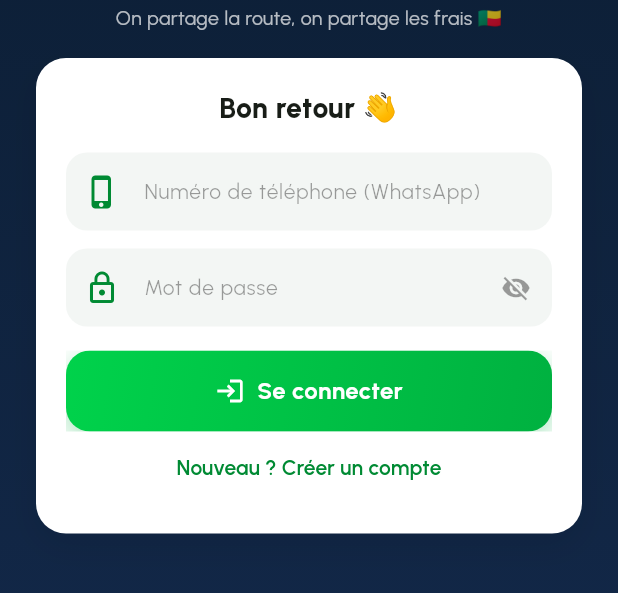
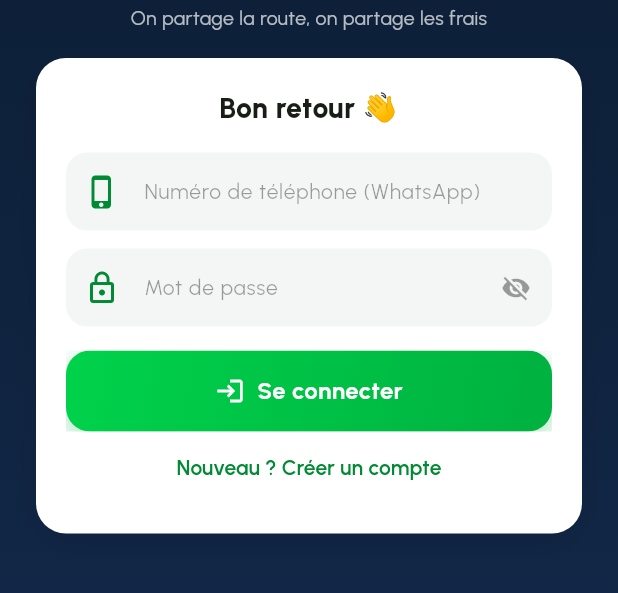
Before and after one commit to johnibgg/covoit229, a Flutter app: the screen it shows after launch, on a phone screen of 412 x 824 dp, the part 440-1033 px from its top. Run offline on Flutter 3.47's test engine with Material 3 defaults, Android fonts, the phone set to English and light mode, and no system bars; our stand-ins replace google_fonts, supabase_flutter; accounts and stored records are empty.

Commit message:
Add files via upload

```diff
--- a/lib/screens_auth.dart
+++ b/lib/screens_auth.dart
@@ -82,7 +82,7 @@ class _AuthScreenState extends State<AuthScreen> {
                   ),
                   const SizedBox(height: 4),
                   const Text(
-                    "On partage la route, on partage les frais 🇧🇯",
+                    "On partage la route, on partage les frais",
                     textAlign: TextAlign.center,
                     style: TextStyle(color: Colors.white70, fontSize: 13, height: 1.4),
                   ),
```
